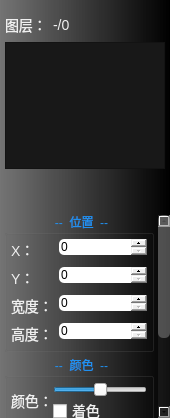
The window that FormLayerTools.ui (guee/GueeRecorder) describes before a commit, drawn with Qt 5.
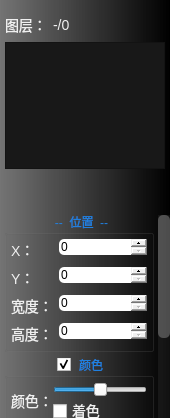
The same window after the commit. Icons and pictures are not drawn.

Patch:
```diff
--- a/FormLayerTools.ui
+++ b/FormLayerTools.ui
@@ -49,6 +49,12 @@
 QScrollBar::handle:vertical:pressed{
 	background:#D0FFFFFF;
 }
+QScrollBar::add-line:vertical{
+	height: 0px;
+}
+QScrollBar::sub-line:vertical{
+	height: 0px;
+}
 
 QScrollBar::horizontal{
 	border:none;
@@ -69,21 +75,26 @@
 QScrollBar::handle:horizontal:pressed{
 	background:#D0FFFFFF;
 }
-
+QScrollBar::add-line:horizontal{
+	width: 0px;
+}
+QScrollBar::sub-line:horizontal{
+	width: 0px;
+}
 
 QPushButton
 {
-border:none;
+	border:none;
 }
 QLabel
 {
-color: rgb(240, 240, 240);
-font-size:14px;
+	color: rgb(240, 240, 240);
+	font-size:14px;
 }
 QCheckBox
 {
-color: rgb(240, 240, 240);
-font-size:14px;
+	color: rgb(240, 240, 240);
+	font-size:14px;
 }
 QPushButton:hover
 {
@@ -233,10 +244,27 @@
 {
 	font-size:10px;
 	font-weight:400;
-	color: #2090F0;
+	color: #2080E0;
 	subcontrol-origin:margin;
 	subcontrol-position: top center;
 	background:#00000000;
+}
+QGroupBox::title::hover
+{
+	color: #2090F0;
+}
+QGroupBox::indicator
+{
+	width: 16px;
+	height: 16px;
+	margin-top:2px;
+	subcontrol-origin:margin;
+	subcontrol-position: top center;
+	image: url(&quot;:/butResortDefault_normal.png&quot;);
+}
+QGroupBox::indicator::hover
+{
+	image: url(&quot;:/butResortDefault_enter.png&quot;);
 }</string>
   </property>
   <layout class="QGridLayout" name="gridLayout">
@@ -514,9 +542,9 @@
          <property name="geometry">
           <rect>
            <x>0</x>
-           <y>-164</y>
-           <width>170</width>
-           <height>368</height>
+           <y>0</y>
+           <width>158</width>
+           <height>356</height>
           </rect>
          </property>
          <layout class="QVBoxLayout" name="verticalLayout_3">
@@ -630,7 +658,10 @@
           <item>
            <widget class="QGroupBox" name="groupBox_2">
             <property name="title">
-             <string>--  颜色  --</string>
+             <string>颜色</string>
+            </property>
+            <property name="checkable">
+             <bool>true</bool>
             </property>
             <layout class="QFormLayout" name="formLayout_2">
              <property name="horizontalSpacing">
```
Left out of the diff: 171 changed lines with no effect on the pictures.
